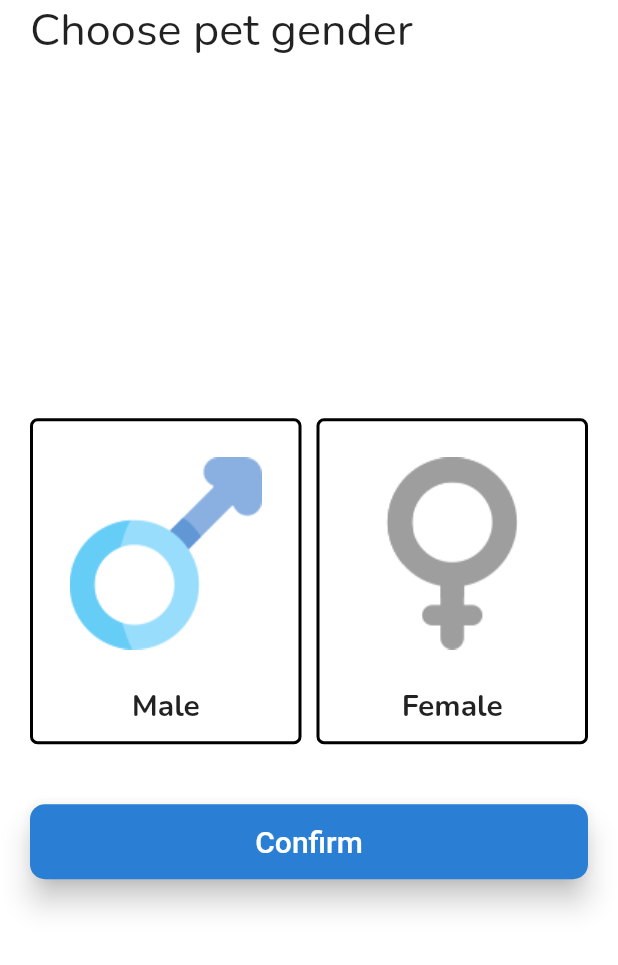
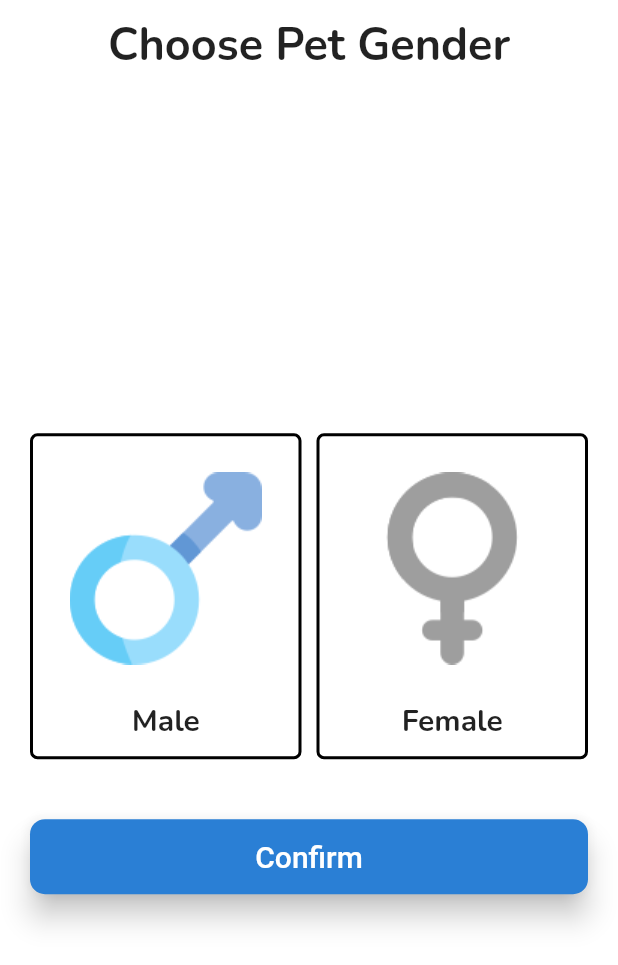
Before and after one commit to kopianan/ILoveIruka, a Flutter app: the AddNewPetPage2 screen opened by its route, after a tap on "Confirm", on a phone screen of 412 x 824 dp. Shown: the top 965 px of the screen. Run offline on Flutter 3.47's test engine with Material 2 defaults, Android fonts, the phone set to English and light mode, and no system bars; our stand-ins replace bloc, carousel_slider, dartz, date_time_picker, dio, firebase_messaging and 21 more; missing offline and left inert: image_downloader; accounts and stored records are empty; generated files the repository leaves out were written again.

Commit message:
no message

```diff
--- a/lib/presentation/home/pets/add_new_pet/widget/pet_data_widget.dart
+++ b/lib/presentation/home/pets/add_new_pet/widget/pet_data_widget.dart
@@ -8,6 +8,7 @@ import 'package:i_love_iruka/application/pet/add_pet_controller.dart';
 import 'package:i_love_iruka/application/pet/pet_bloc.dart';
 import 'package:i_love_iruka/domain/pets/label.dart';
 import 'package:i_love_iruka/domain/pets/pet_req_res.dart';
+import 'package:i_love_iruka/presentation/home/pets/add_new_pet/widget/widget_collection.dart';
 import 'package:i_love_iruka/presentation/home/pets/widgets/decoration_widget.dart';
 import 'package:i_love_iruka/presentation/widgets/btn_primarary_blue_loading.dart';
 import 'package:i_love_iruka/presentation/widgets/btn_primary_blue.dart';
@@ -62,11 +63,7 @@ class _PetDataWidgetState extends State<PetDataWidget> {
                 child: Column(
                   crossAxisAlignment: CrossAxisAlignment.start,
                   children: [
-                    Text(
-                      "Pet Data",
-                      style:
-                          TextStyle(fontSize: 30, fontWeight: FontWeight.w400),
-                    ),
+                    WidgetCollection.getTitle("Pet Data"),
                     SizedBox(height: 20),
                     PetCustomFormField(
                       validator: (e) {
--- a/lib/presentation/home/pets/add_new_pet/widget/pet_gender_widget.dart
+++ b/lib/presentation/home/pets/add_new_pet/widget/pet_gender_widget.dart
@@ -4,6 +4,7 @@ import 'package:i_love_iruka/application/pet/add_pet_controller.dart';
 import 'package:i_love_iruka/application/pet/pet_controller.dart';
 import 'package:i_love_iruka/domain/pets/pet_preference_data_model.dart';
 import 'package:i_love_iruka/presentation/home/pets/add_new_pet/components/pet_type_choices.dart';
+import 'package:i_love_iruka/presentation/home/pets/add_new_pet/widget/widget_collection.dart';
 import 'package:i_love_iruka/presentation/widgets/btn_primary_blue.dart';
 import 'package:i_love_iruka/util/pet_list.dart';
 
@@ -32,11 +33,10 @@ class _PetGenderWidgetState extends State<PetGenderWidget> {
       margin: EdgeInsets.symmetric(horizontal: 20),
       child: Column(
         mainAxisSize: MainAxisSize.max,
-  crossAxisAlignment: CrossAxisAlignment.start,        children: [
-          Text(
-            "Choose pet gender",
-            style: TextStyle(fontSize: 30, fontWeight: FontWeight.w400),
-          ),
+        crossAxisAlignment: CrossAxisAlignment.start,
+        children: [
+          WidgetCollection.getTitle("Choose Pet Gender")
+         ,
           Expanded(
             child: Column(
               mainAxisAlignment: MainAxisAlignment.center,
--- a/lib/presentation/home/pets/add_new_pet/widget/pet_photo_widget.dart
+++ b/lib/presentation/home/pets/add_new_pet/widget/pet_photo_widget.dart
@@ -8,6 +8,7 @@ import 'package:i_love_iruka/application/pet/add_pet_controller.dart';
 import 'package:i_love_iruka/application/pet/pet_bloc.dart';
 import 'package:i_love_iruka/infrastructure/functions/custom_functions.dart';
 import 'package:i_love_iruka/injection.dart';
+import 'package:i_love_iruka/presentation/home/pets/add_new_pet/widget/widget_collection.dart';
 import 'package:i_love_iruka/presentation/widgets/btn_primarary_blue_loading.dart';
 import 'package:i_love_iruka/presentation/widgets/btn_primary_blue.dart';
 import 'package:image_picker/image_picker.dart';
@@ -59,10 +60,7 @@ class _PetPhotoWidgetState extends State<PetPhotoWidget> {
                 mainAxisSize: MainAxisSize.max,
                 crossAxisAlignment: CrossAxisAlignment.start,
                 children: [
-                  Text(
-                    "Pet Profile Photo",
-                    style: TextStyle(fontSize: 30, fontWeight: FontWeight.w400),
-                  ),
+                  WidgetCollection.getTitle("Pet Profile Photo"),
                   Expanded(
                     child: Column(
                       mainAxisAlignment: MainAxisAlignment.center,
--- a/lib/presentation/home/pets/add_new_pet/widget/pet_race_widget.dart
+++ b/lib/presentation/home/pets/add_new_pet/widget/pet_race_widget.dart
@@ -4,6 +4,7 @@ import 'package:i_love_iruka/application/pet/add_pet_controller.dart';
 import 'package:i_love_iruka/application/pet/pet_controller.dart';
 import 'package:i_love_iruka/domain/pets/pet_preference_data_model.dart';
 import 'package:i_love_iruka/presentation/home/pets/add_new_pet/components/pet_type_choices.dart';
+import 'package:i_love_iruka/presentation/home/pets/add_new_pet/widget/widget_collection.dart';
 import 'package:i_love_iruka/presentation/home/pets/widgets/decoration_widget.dart';
 import 'package:i_love_iruka/presentation/widgets/btn_primary_blue.dart';
 import 'package:i_love_iruka/util/pet_list.dart';
@@ -38,18 +39,15 @@ class _PetRaceWidgetState extends State<PetRaceWidget> {
   @override
   Widget build(BuildContext context) {
     breed = TextEditingController();
-    return Container(
-      margin: EdgeInsets.symmetric(horizontal: 20),
+    return SingleChildScrollView(
       child: Column(
         mainAxisSize: MainAxisSize.max,
         crossAxisAlignment: CrossAxisAlignment.start,
         children: [
-          Text(
-            "Pet Race",
-            style: TextStyle(fontSize: 30, fontWeight: FontWeight.w400),
-          ),
-          Expanded(child: Image.asset('images/assets/adopt.jpg')),
-          Expanded(
+          WidgetCollection.getTitle("Choose Pet Breed"),
+          Center(child: Image.asset('images/assets/pet_choose.jpg')),
+          Container(
+            margin: EdgeInsets.symmetric(horizontal: 20),
             child: Column(
               mainAxisAlignment: MainAxisAlignment.center,
               children: [
--- a/lib/presentation/home/pets/add_new_pet/widget/pet_status_widget.dart
+++ b/lib/presentation/home/pets/add_new_pet/widget/pet_status_widget.dart
@@ -4,6 +4,7 @@ import 'package:i_love_iruka/application/pet/add_pet_controller.dart';
 import 'package:i_love_iruka/application/pet/pet_controller.dart';
 import 'package:i_love_iruka/domain/pets/pet_preference_data_model.dart';
 import 'package:i_love_iruka/presentation/home/pets/add_new_pet/components/pet_type_choices.dart';
+import 'package:i_love_iruka/presentation/home/pets/add_new_pet/widget/widget_collection.dart';
 import 'package:i_love_iruka/presentation/widgets/btn_primary_blue.dart';
 import 'package:i_love_iruka/util/pet_list.dart';
 
@@ -48,10 +49,9 @@ class _PetStatusWidgetState extends State<PetStatusWidget> {
       child: Column(
         mainAxisSize: MainAxisSize.max,
   crossAxisAlignment: CrossAxisAlignment.start,        children: [
-          Text(
-            "Choose pet status",
-            style: TextStyle(fontSize: 30, fontWeight: FontWeight.w400),
-          ),
+
+         WidgetCollection.getTitle("Choose Pet Status")
+         ,
           Expanded(
             child: Column(
               mainAxisAlignment: MainAxisAlignment.center,
--- a/lib/presentation/home/pets/add_new_pet/widget/pet_sterile_widget.dart
+++ b/lib/presentation/home/pets/add_new_pet/widget/pet_sterile_widget.dart
@@ -4,6 +4,7 @@ import 'package:i_love_iruka/application/pet/add_pet_controller.dart';
 import 'package:i_love_iruka/application/pet/pet_controller.dart';
 import 'package:i_love_iruka/domain/pets/pet_preference_data_model.dart';
 import 'package:i_love_iruka/presentation/home/pets/add_new_pet/components/pet_type_choices.dart';
+import 'package:i_love_iruka/presentation/home/pets/add_new_pet/widget/widget_collection.dart';
 import 'package:i_love_iruka/presentation/widgets/btn_primary_blue.dart';
 import 'package:i_love_iruka/util/pet_list.dart';
 
@@ -33,10 +34,8 @@ class _PetSterileWidgetState extends State<PetSterileWidget> {
       child: Column(
         mainAxisSize: MainAxisSize.max,
   crossAxisAlignment: CrossAxisAlignment.start,        children: [
-          Text(
-            "Choose pet sterile",
-            style: TextStyle(fontSize: 30, fontWeight: FontWeight.w400),
-          ),
+        WidgetCollection.getTitle("Choose Pet Sterile")
+  ,
           Expanded(
             child: Column(
               mainAxisAlignment: MainAxisAlignment.center,
--- a/lib/presentation/home/pets/add_new_pet/widget/pet_type_widget.dart
+++ b/lib/presentation/home/pets/add_new_pet/widget/pet_type_widget.dart
@@ -4,6 +4,7 @@ import 'package:i_love_iruka/application/pet/add_pet_controller.dart';
 import 'package:i_love_iruka/application/pet/pet_controller.dart';
 import 'package:i_love_iruka/domain/pets/pet_preference_data_model.dart';
 import 'package:i_love_iruka/presentation/home/pets/add_new_pet/components/pet_type_choices.dart';
+import 'package:i_love_iruka/presentation/home/pets/add_new_pet/widget/widget_collection.dart';
 import 'package:i_love_iruka/presentation/widgets/btn_primary_blue.dart';
 import 'package:i_love_iruka/util/pet_list.dart';
 
@@ -33,10 +34,7 @@ class _PetTypeWidgetState extends State<PetTypeWidget> {
         mainAxisSize: MainAxisSize.max,
         crossAxisAlignment: CrossAxisAlignment.start,
         children: [
-          Text(
-            "Choose pet type",
-            style: TextStyle(fontSize: 30, fontWeight: FontWeight.w400),
-          ),
+          WidgetCollection.getTitle("Choose Pet Breed"),
           Expanded(
             child: Column(
               mainAxisAlignment: MainAxisAlignment.center,
--- /dev/null
+++ b/lib/presentation/home/pets/add_new_pet/widget/widget_collection.dart
@@ -0,0 +1,15 @@
+import 'package:flutter/material.dart';
+
+class WidgetCollection {
+  static Container getTitle(String title) => Container(
+        padding: EdgeInsets.all(10),
+        alignment: Alignment.center,
+        child: Text(
+          title,
+          style: TextStyle(
+            fontSize: 30,
+            fontWeight: FontWeight.bold,
+          ),
+        ),
+      );
+}
```
Also changed, not shown: images/assets/pet_choose.jpg (added), 1 other file.
